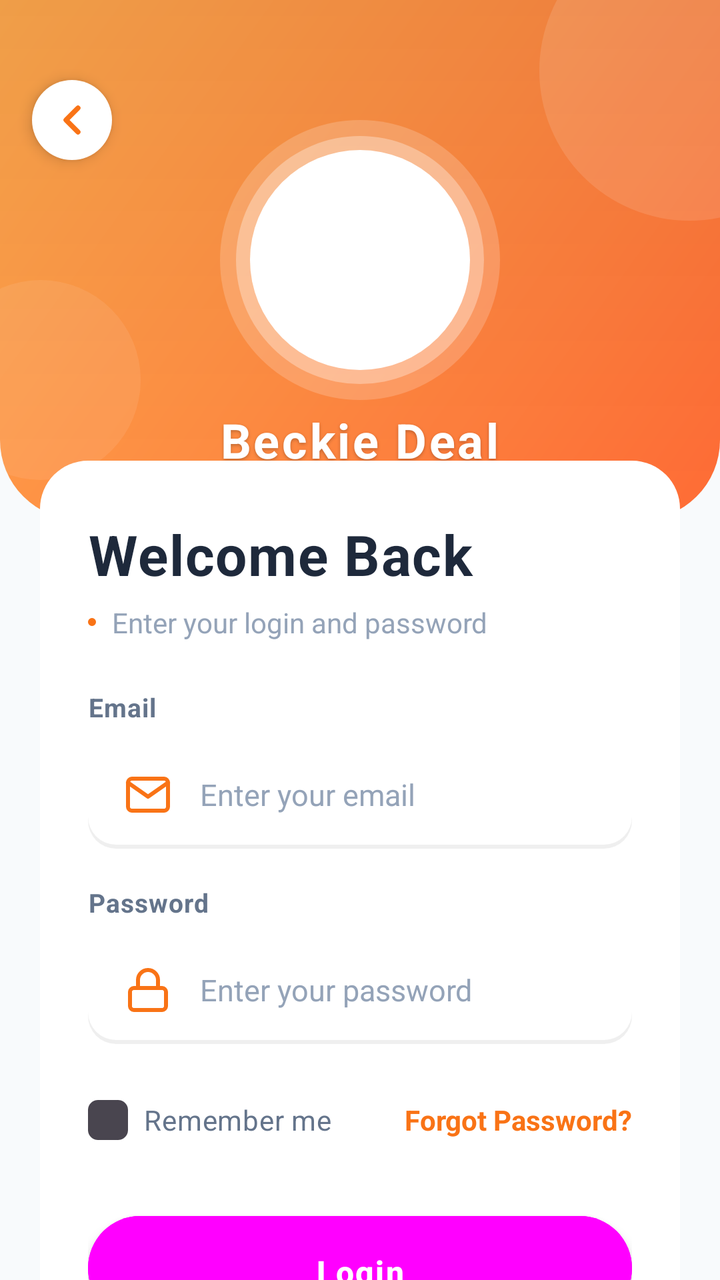
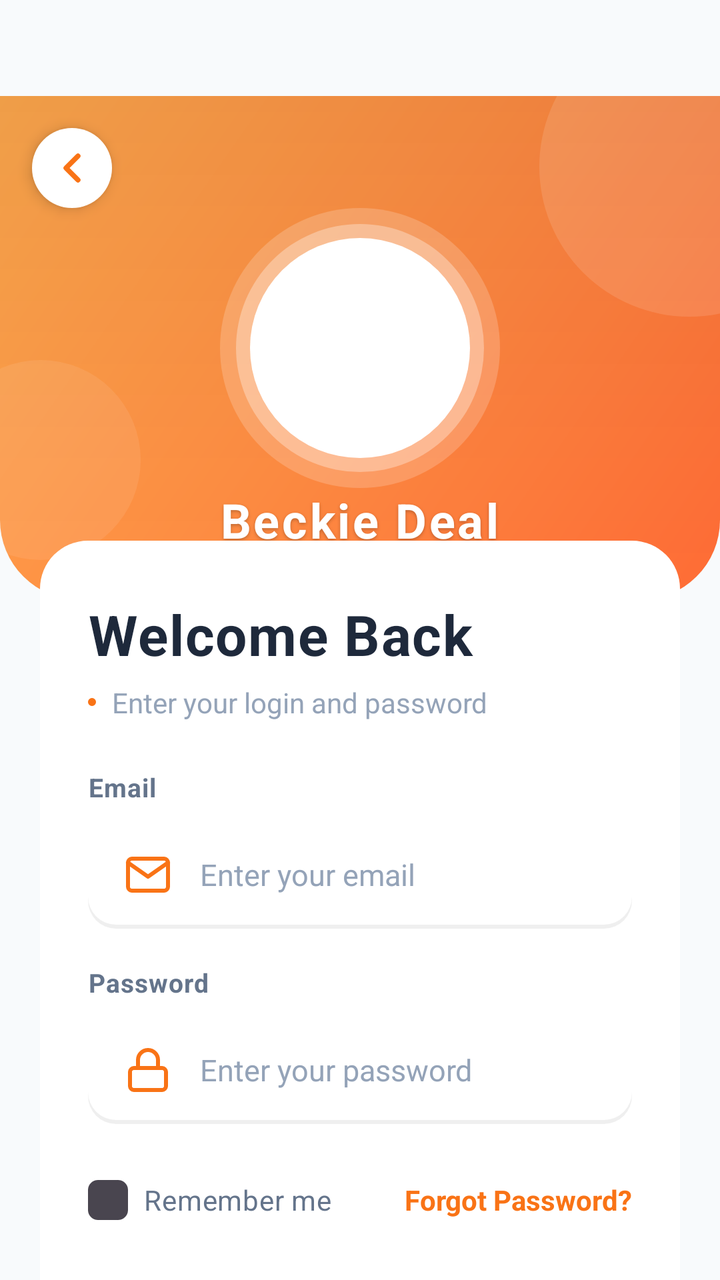

Two renders of the same Android screen: before a commit and after it. Below are the layout's source before the change and the commit's diff.
<!-- AndroidManifest.xml: application theme Theme.BeckieDealApp -->
<!-- res/layout/activity_login.xml -->
﻿<?xml version="1.0" encoding="utf-8"?>
<androidx.constraintlayout.widget.ConstraintLayout xmlns:android="http://schemas.android.com/apk/res/android"
    xmlns:app="http://schemas.android.com/apk/res-auto"
    xmlns:tools="http://schemas.android.com/tools"
    android:layout_width="match_parent"
    android:layout_height="match_parent"
    android:background="@color/background"
    android:fitsSystemWindows="true"
    tools:context=".LoginActivity">

    <androidx.core.widget.NestedScrollView
        android:layout_width="match_parent"
        android:layout_height="match_parent"
        android:fillViewport="true"
        android:overScrollMode="never">

        <LinearLayout
            android:layout_width="match_parent"
            android:layout_height="wrap_content"
            android:orientation="vertical">

            
            <FrameLayout
                android:id="@+id/loginHeaderWave"
                android:layout_width="match_parent"
                android:layout_height="260dp">

                
                <View
                    android:layout_width="match_parent"
                    android:layout_height="match_parent"
                    android:background="@drawable/login_header_wave_white" />

                
                <View
                    android:layout_width="150dp"
                    android:layout_height="150dp"
                    android:layout_gravity="end|top"
                    android:layout_marginTop="-40dp"
                    android:layout_marginEnd="-60dp"
                    android:background="@drawable/login_logo_circle_bg"
                    android:alpha="0.12" />

                <View
                    android:layout_width="100dp"
                    android:layout_height="100dp"
                    android:layout_gravity="start|bottom"
                    android:layout_marginStart="-30dp"
                    android:layout_marginBottom="20dp"
                    android:background="@drawable/login_logo_circle_bg"
                    android:alpha="0.08" />

                
                <ImageView
                    android:id="@+id/backButton"
                    android:layout_width="40dp"
                    android:layout_height="40dp"
                    android:layout_gravity="start|top"
                    android:layout_marginStart="16dp"
                    android:layout_marginTop="40dp"
                    android:padding="8dp"
                    android:src="@drawable/ic_arrow_left"
                    android:contentDescription="Back"
                    android:background="@drawable/login_logo_circle_bg"
                    android:elevation="4dp"
                    app:tint="@color/primary" />

                
                <FrameLayout
                    android:layout_width="wrap_content"
                    android:layout_height="wrap_content"
                    android:layout_gravity="center">
                    
                    
                    <View
                        android:layout_width="140dp"
                        android:layout_height="140dp"
                        android:layout_gravity="center"
                        android:background="@drawable/login_logo_glow" />

                    
                    <ImageView
                        android:layout_width="110dp"
                        android:layout_height="110dp"
                        android:layout_gravity="center"
                        android:src="@mipmap/ic_launcher"
                        android:elevation="8dp"
                        android:contentDescription="App Logo" />
                </FrameLayout>

                
                <TextView
                    android:layout_width="wrap_content"
                    android:layout_height="wrap_content"
                    android:layout_gravity="center_horizontal|bottom"
                    android:layout_marginBottom="24dp"
                    android:text="@string/app_name"
                    android:textColor="@color/white_fixed"
                    android:textSize="24sp"
                    android:textStyle="bold"
                    android:letterSpacing="0.05"
                    android:shadowColor="#40000000"
                    android:shadowDx="0"
                    android:shadowDy="2"
                    android:shadowRadius="4" />

            </FrameLayout>

            
            <FrameLayout
                android:layout_width="match_parent"
                android:layout_height="wrap_content"
                android:layout_marginTop="-30dp"
                android:paddingHorizontal="20dp">

                <LinearLayout
                    android:id="@+id/loginFormSection"
                    android:layout_width="match_parent"
                    android:layout_height="wrap_content"
                    android:orientation="vertical"
                    android:background="@drawable/login_card_elevated_bg"
                    android:elevation="8dp"
                    android:paddingHorizontal="24dp"
                    android:paddingTop="28dp"
                    android:paddingBottom="32dp">

                    
                    <TextView
                        android:layout_width="wrap_content"
                        android:layout_height="wrap_content"
                        android:text="Welcome Back"
                        android:textColor="@color/text_primary"
                        android:textSize="28sp"
                        android:textStyle="bold"
                        android:letterSpacing="0.02" />

                    
                    <LinearLayout
                        android:layout_width="wrap_content"
                        android:layout_height="wrap_content"
                        android:layout_marginTop="6dp"
                        android:gravity="center_vertical"
                        android:orientation="horizontal">

                        <View
                            android:layout_width="4dp"
                            android:layout_height="4dp"
                            android:background="@drawable/login_logo_circle_bg"
                            android:backgroundTint="@color/primary" />

                        <TextView
                            android:layout_width="wrap_content"
                            android:layout_height="wrap_content"
                            android:layout_marginStart="8dp"
                            android:text="Enter your login and password"
                            android:textColor="@color/text_muted"
                            android:textSize="@dimen/text_size_body" />
                    </LinearLayout>

                    
                    <TextView
                        android:layout_width="wrap_content"
                        android:layout_height="wrap_content"
                        android:layout_marginTop="24dp"
                        android:text="Email"
                        android:textColor="@color/text_secondary"
                        android:textSize="13sp"
                        android:textStyle="bold"
                        android:letterSpacing="0.03" />

                    <EditText
                        android:id="@+id/emailInput"
                        android:layout_width="match_parent"
                        android:layout_height="54dp"
                        android:layout_marginTop="8dp"
                        android:background="@drawable/login_input_background_white"
                        android:drawableStart="@drawable/ic_email"
                        android:drawableTint="@color/primary"
                        android:drawablePadding="14dp"
                        android:hint="Enter your email"
                        android:inputType="textEmailAddress"
                        android:paddingHorizontal="18dp"
                        android:textColor="@color/text_primary"
                        android:textColorHint="@color/text_muted"
                        android:textSize="15sp" />

                    
                    <TextView
                        android:layout_width="wrap_content"
                        android:layout_height="wrap_content"
                        android:layout_marginTop="18dp"
                        android:text="Password"
                        android:textColor="@color/text_secondary"
                        android:textSize="13sp"
                        android:textStyle="bold"
                        android:letterSpacing="0.03" />

                    <EditText
                        android:id="@+id/passwordInput"
                        android:layout_width="match_parent"
                        android:layout_height="54dp"
                        android:layout_marginTop="8dp"
                        android:background="@drawable/login_input_background_white"
                        android:drawableStart="@drawable/ic_lock"
                        android:drawableTint="@color/primary"
                        android:drawablePadding="14dp"
                        android:hint="Enter your password"
                        android:inputType="textPassword"
                        android:paddingHorizontal="18dp"
                        android:textColor="@color/text_primary"
                        android:textColorHint="@color/text_muted"
                        android:textSize="15sp" />

                    
                    <LinearLayout
                        android:layout_width="match_parent"
                        android:layout_height="wrap_content"
                        android:layout_marginTop="14dp"
                        android:gravity="center_vertical"
                        android:orientation="horizontal">

                        <CheckBox
                            android:id="@+id/rememberMe"
                            android:layout_width="wrap_content"
                            android:layout_height="wrap_content"
                            android:button="@drawable/login_checkbox_selector"
                            android:paddingStart="8dp"
                            android:text="Remember me"
                            android:textColor="@color/text_secondary"
                            android:textSize="@dimen/text_size_body" />

                        <View
                            android:layout_width="0dp"
                            android:layout_height="0dp"
                            android:layout_weight="1" />

                        <TextView
                            android:id="@+id/forgotPassword"
                            android:layout_width="wrap_content"
                            android:layout_height="wrap_content"
                            android:text="Forgot Password?"
                            android:textColor="@color/primary"
                            android:textSize="@dimen/text_size_body"
                            android:textStyle="bold" />

                    </LinearLayout>

                    
                    <Button
                        android:id="@+id/loginButton"
                        android:layout_width="match_parent"
                        android:layout_height="56dp"
                        android:layout_marginTop="24dp"
                        android:background="@drawable/login_button_white_bg"
                        android:text="Login"
                        android:textAllCaps="false"
                        android:textColor="@color/white_fixed"
                        android:textSize="16sp"
                        android:textStyle="bold"
                        android:letterSpacing="0.05"
                        android:elevation="4dp"
                        android:stateListAnimator="@null" />

                    
                    <LinearLayout
                        android:layout_width="wrap_content"
                        android:layout_height="wrap_content"
                        android:layout_gravity="center"
                        android:layout_marginTop="24dp"
                        android:orientation="horizontal">

                        <TextView
                            android:layout_width="wrap_content"
                            android:layout_height="wrap_content"
                            android:text="Don't have an account? "
                            android:textColor="@color/text_muted"
                            android:textSize="@dimen/text_size_body" />

                        <TextView
                            android:id="@+id/registerLink"
                            android:layout_width="wrap_content"
                            android:layout_height="wrap_content"
                            android:text="Register"
                            android:textColor="@color/primary"
                            android:textSize="@dimen/text_size_body"
                            android:textStyle="bold" />

                    </LinearLayout>

                </LinearLayout>

            </FrameLayout>

        </LinearLayout>

    </androidx.core.widget.NestedScrollView>

</androidx.constraintlayout.widget.ConstraintLayout>
<!-- resources referenced by this layout -->
<resources>
  <color name="background">#F8FAFC</color>
  <color name="primary">#F97316</color>
  <color name="text_muted">#94A3B8</color>
  <color name="text_primary">#1E293B</color>
  <color name="text_secondary">#64748B</color>
  <color name="white_fixed">#FFFFFF</color>
  <dimen name="text_size_body">13sp</dimen>
  <!-- drawable ic_arrow_left (drawable) -->
  <?xml version="1.0" encoding="utf-8"?>
  <vector xmlns:android="http://schemas.android.com/apk/res/android"
      android:width="24dp"
      android:height="24dp"
      android:viewportWidth="24"
      android:viewportHeight="24">
      <path
          android:fillColor="@android:color/transparent"
          android:pathData="M15,18L9,12L15,6"
          android:strokeColor="#FFFFFF"
          android:strokeWidth="2.5"
          android:strokeLineCap="round"
          android:strokeLineJoin="round" />
  </vector>
  <!-- drawable login_logo_circle_bg (drawable) -->
  <?xml version="1.0" encoding="utf-8"?>
  <shape xmlns:android="http://schemas.android.com/apk/res/android"
      android:shape="oval">
      <solid android:color="@color/white_fixed" />
      <size
          android:width="100dp"
          android:height="100dp" />
  </shape>
  <!-- mipmap ic_launcher (mipmap-anydpi-v26) -->
  <?xml version="1.0" encoding="utf-8"?>
  <adaptive-icon xmlns:android="http://schemas.android.com/apk/res/android">
      <background android:drawable="@color/ic_launcher_background"/>
      <foreground android:drawable="@mipmap/ic_launcher_foreground"/>
  </adaptive-icon>
  <string name="app_name">Beckie Deal</string>
  <style name="Theme.BeckieDealApp" parent="Base.Theme.BeckieDealApp">
          <item name="buttonStyle">@style/Widget.App.Button</item>
          <item name="materialButtonStyle">@style/Widget.App.Button</item>
      </style>
  <color name="border_color">#E2E8F0</color>
  <color name="ic_launcher_background">#FFFFFF</color>
  <style name="Widget.App.Button" parent="Widget.Material3.Button">
          <item name="shapeAppearance">@style/ShapeAppearance.App.Button.Pill</item>
      </style>
  <color name="on_primary">#FFFFFF</color>
  <color name="primary_container">#F97316</color>
  <color name="on_primary_container">#582200</color>
  <color name="surface">#FFFFFF</color>
  <color name="on_surface">#251913</color>
  <style name="Widget.App.BottomNavigationView" parent="Widget.Material3.BottomNavigationView">
          <item name="itemIconSize">22dp</item>
          <item name="itemIconTint">@color/bottom_nav_color</item>
          <item name="itemTextColor">@color/bottom_nav_color</item>
          
          <item name="android:background">@null</item>
          <item name="backgroundTint">@null</item>
          <item name="labelVisibilityMode">selected</item>
          <item name="itemActiveIndicatorStyle">@style/Widget.App.BottomNav.ActiveIndicator</item>
          <item name="itemPaddingTop">4dp</item>
          <item name="itemPaddingBottom">4dp</item>
      </style>
  <style name="ShapeAppearance.App.Button.Pill" parent="">
          <item name="cornerFamily">rounded</item>
          <item name="cornerSize">50%</item>
      </style>
  <style name="Widget.App.BottomNav.ActiveIndicator" parent="Widget.Material3.BottomNavigationView.ActiveIndicator">
          <item name="android:color">@color/nav_indicator_fill</item>
          <item name="android:width">80dp</item>
          <item name="android:height">36dp</item>
          <item name="shapeAppearance">@style/ShapeAppearance.App.BottomNav.ActiveIndicator</item>
      </style>
  <color name="nav_indicator_fill">#FFF1EB</color>
  <style name="ShapeAppearance.App.BottomNav.ActiveIndicator" parent="">
          <item name="cornerFamily">rounded</item>
          <item name="cornerSize">50%</item>
      </style>
  <!-- unchanged entries left out for length: 9 -->
</resources>

<!-- the commit's change to res/layout/activity_login.xml (unified diff, before → after) -->
@@ -23,7 +23,8 @@
             <FrameLayout
                 android:id="@+id/loginHeaderWave"
                 android:layout_width="match_parent"
-                android:layout_height="260dp">
+                android:layout_height="300dp"
+                android:paddingTop="48dp">
 
                 
                 <View
@@ -57,7 +58,7 @@
                     android:layout_height="40dp"
                     android:layout_gravity="start|top"
                     android:layout_marginStart="16dp"
-                    android:layout_marginTop="40dp"
+                    android:layout_marginTop="16dp"
                     android:padding="8dp"
                     android:src="@drawable/ic_arrow_left"
                     android:contentDescription="Back"
